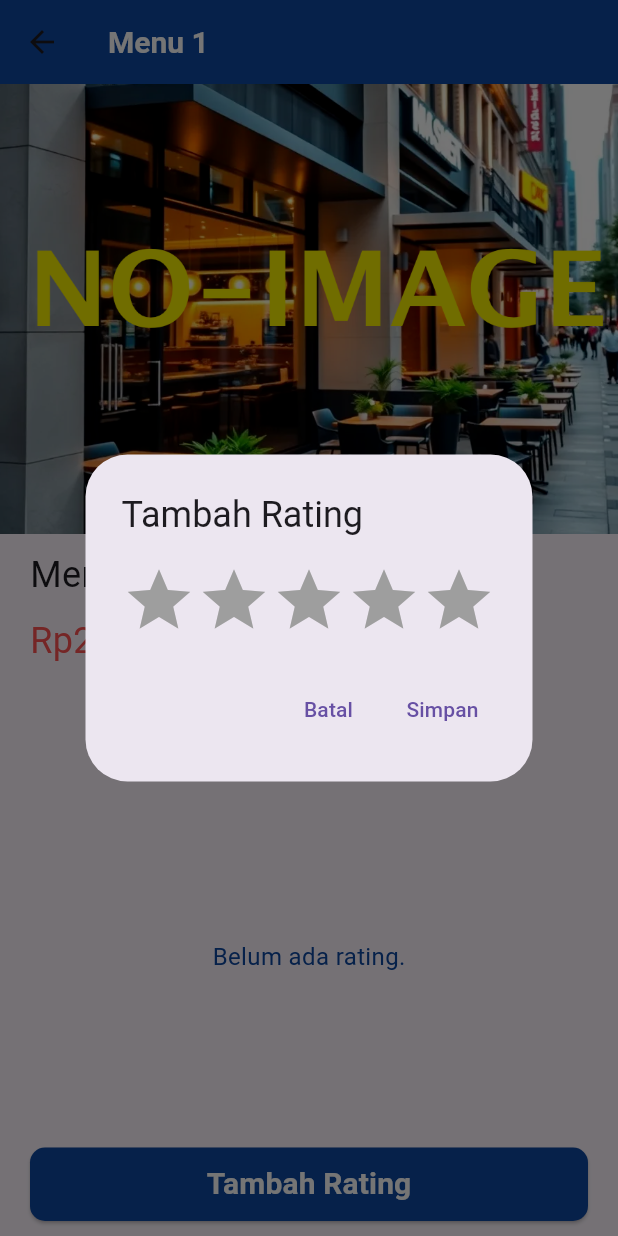
After one commit to Fannannf/food-finder, a Flutter app: the MenuDetailPage screen opened directly with sample values from the repository, after a tap on "Tambah Rating", on a phone screen of 412 x 824 dp. The commit adds this screen. Run offline on Flutter 3.47's test engine with Material 3 defaults, Android fonts, the phone set to English and light mode, and no system bars; our stand-ins replace dio, flutter_secure_storage, geolocator, image_picker; accounts and stored records are empty.

Commit message:
add ratingg

```diff
--- a/lib/helpers/api_services.dart
+++ b/lib/helpers/api_services.dart
@@ -97,9 +97,10 @@ class APIServices {
     final response = await driver.delete('/menu/$menuId');
   }
 
-  Future<Rating> getRating(int menuId) async {
-    final response = await driver.get('/resto/$menuId/rating');
-    return jsonDecode(response.body);
+  Future<List<Rating>> getRating(int menuId) async {
+    final response = await driver.get('/menu/$menuId/rating');
+    List<dynamic> listRatingJson = jsonDecode(response.body);
+    return listRatingJson.map((value) => Rating.fromJson(value)).toList();
   }
 
   Future<List<Review>> getReview(int restoId) async {
@@ -136,5 +137,11 @@ class APIServices {
     } else {
       throw Exception('Failed to delete review');
     }
+
+    Future<Rating> addRating(int id, Map<String, dynamic> rating) async {
+      final response = await driver.post("/menu/${id}/rating", rating);
+      final savedRating = Rating.fromJson(jsonDecode(response.body));
+      return savedRating;
+    }
   }
 }
--- a/lib/models/rating.dart
+++ b/lib/models/rating.dart
@@ -1,11 +1,24 @@
 class Rating {
   final int rating;
+  User user;
 
-  Rating({required this.rating});
+  Rating({required this.rating, required this.user});
 
   factory Rating.fromJson(Map<String, dynamic> json) {
     return Rating(
       rating: json['rating'] ?? 0,
+      user: User.fromJson(json['user']),
     );
   }
 }
+
+class User {
+  final String username;
+  User({required this.username});
+
+  factory User.fromJson(Map<String, dynamic> json) {
+    return User(
+      username: json['username'],
+    );
+  }
+}
--- /dev/null
+++ b/lib/pages/menu_detail_page.dart
@@ -0,0 +1,231 @@
+import 'package:flutter/material.dart';
+import 'package:food_finder/components/styles.dart';
+import 'package:food_finder/components/widgets.dart';
+import 'package:food_finder/helpers/api_services.dart';
+import 'package:food_finder/helpers/variables.dart';
+import 'package:food_finder/models/menu.dart';
+import 'package:food_finder/models/rating.dart';
+
+class MenuDetailPage extends StatefulWidget {
+  final Menu menu;
+  List<Rating>? rating = [];
+  MenuDetailPage({super.key, required this.menu});
+
+  @override
+  State<MenuDetailPage> createState() => _MenuDetailPageState();
+}
+
+class _MenuDetailPageState extends State<MenuDetailPage> {
+  APIServices api = APIServices();
+
+  void getRating() {
+    api.getRating(widget.menu.id).then((menus) {
+      setState(() {
+        widget.rating = menus;
+      });
+    });
+  }
+
+  void postRating(Map<String, dynamic> rating) {
+    api.addRating(widget.menu.id, rating);
+  }
+
+  void addRating() {
+    int currentRating = 0;
+    showDialog(
+      context: context,
+      builder: (context) => StatefulBuilder(
+        builder: (context, setDialogState) {
+          return AlertDialog(
+            title: const Text('Tambah Rating'),
+            content: Column(
+              mainAxisSize: MainAxisSize.min,
+              children: [
+                Row(
+                  crossAxisAlignment: CrossAxisAlignment.center,
+                  mainAxisAlignment: MainAxisAlignment.center,
+                  children: List.generate(
+                    5,
+                    (starIndex) {
+                      return GestureDetector(
+                        onTap: () {
+                          setDialogState(() {
+                            currentRating = starIndex + 1 == currentRating
+                                ? 0
+                                : starIndex + 1;
+                          });
+                        },
+                        child: TweenAnimationBuilder<double>(
+                          duration: const Duration(milliseconds: 200),
+                          tween: Tween<double>(
+                            begin: 1.0,
+                            end: starIndex < currentRating ? 1.2 : 1.0,
+                          ),
+                          builder: (context, scale, child) {
+                            return Transform.scale(
+                              scale: scale,
+                              child: Icon(
+                                Icons.star,
+                                color: starIndex < currentRating
+                                    ? Colors.orange
+                                    : Colors.grey,
+                                size: 50,
+                              ),
+                            );
+                          },
+                        ),
+                      );
+                    },
+                  ),
+                ),
+              ],
+            ),
+            actions: [
+              TextButton(
+                onPressed: () => Navigator.pop(context),
+                child: const Text('Batal'),
+              ),
+              TextButton(
+                onPressed: () {
+                  final Map<String, dynamic> rating = {
+                    "rating": currentRating,
+                  };
+                  postRating(rating);
+                  Navigator.pop(context);
+                  Future.delayed(Duration(milliseconds: 300), () {
+                    getRating();
+                  });
+                },
+                child: const Text('Simpan'),
+              ),
+            ],
+          );
+        },
+      ),
+    );
+  }
+
+  void initState() {
+    super.initState();
+    getRating();
+  }
+
+  @override
+  Widget build(BuildContext context) {
+    return Scaffold(
+      appBar: AppBar(
+        title: Text(
+          widget.menu.name,
+          style: whiteBoldText,
+        ),
+        backgroundColor: Colors.blue[900],
+      ),
+      body: Column(
+        crossAxisAlignment: CrossAxisAlignment.start,
+        children: [
+          Container(
+            width: double.infinity,
+            height: 300,
+            decoration: BoxDecoration(
+              image: DecorationImage(
+                image: widget.menu.image == null
+                    ? const AssetImage('assets/images/resto_default.png')
+                    : NetworkImage(Variables.url + widget.menu.image!),
+                fit: BoxFit.cover,
+              ),
+            ),
+          ),
+          const SizedBox(height: 10),
+          Padding(
+            padding: const EdgeInsets.symmetric(horizontal: 20),
+            child: Column(
+              crossAxisAlignment: CrossAxisAlignment.start,
+              children: [
+                Text(
+                  widget.menu.name,
+                  style: TextStyle(
+                    fontWeight: FontWeight.w400,
+                    fontSize: 24,
+                  ),
+                ),
+                SizedBox(height: 10),
+                Text(
+                  "Rp${widget.menu.price}",
+                  style: TextStyle(
+                    fontSize: 24,
+                    fontWeight: FontWeight.w400,
+                    color: Colors.redAccent,
+                  ),
+                ),
+              ],
+            ),
+          ),
+          const SizedBox(height: 10),
+          Padding(
+            padding: const EdgeInsets.symmetric(horizontal: 20, vertical: 20),
+            child: Center(
+              child: Text(
+                "Rating",
+                style: TextStyle(fontSize: 18),
+              ),
+            ),
+          ),
+          Expanded(
+            child: Padding(
+              padding: const EdgeInsets.symmetric(horizontal: 20),
+              child: widget.rating!.isNotEmpty
+                  ? ListView.builder(
+                      itemCount: widget.rating!.length,
+                      itemBuilder: (context, index) {
+                        final rating = widget.rating![index];
+                        return Column(
+                          crossAxisAlignment: CrossAxisAlignment.start,
+                          children: [
+                            Text(
+                              rating.user.username,
+                              style: TextStyle(
+                                fontSize: 18,
+                                fontWeight: FontWeight.w400,
+                              ),
+                            ),
+                            Row(
+                              children: List.generate(
+                                5,
+                                (starIndex) {
+                                  return Icon(
+                                    Icons.star,
+                                    color: starIndex < rating.rating
+                                        ? Colors.orange
+                                        : Colors.grey,
+                                  );
+                                },
+                              ),
+                            ),
+                            SizedBox(height: 10),
+                          ],
+                        );
+                      },
+                    )
+                  : Center(
+                      child: Text(
+                        'Belum ada rating.',
+                        style: TextStyle(
+                          fontSize: 16,
+                          color: Colors.blue[900],
+                        ),
+                      ),
+                    ),
+            ),
+          ),
+          Padding(
+              padding: const EdgeInsets.symmetric(horizontal: 20, vertical: 10),
+              child: BlueButton(
+                  text: "Tambah Rating",
+                  onPressed: () {
+                    addRating();
+                  }))
+        ],
+      ),
+    );
+  }
+}
```
Also changed, not shown: lib/components/menu_list_tab.dart (+21 -15 lines).
